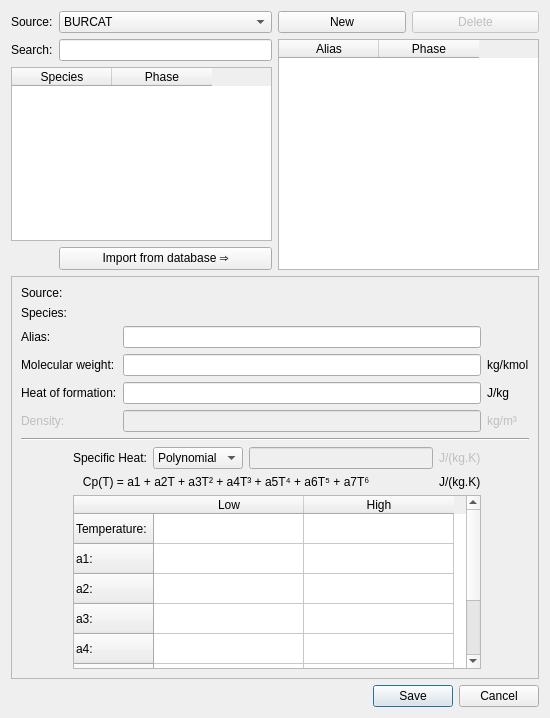
Qt form gui/uifiles/species_popup.ui (truongd8593/mfix) before a commit.
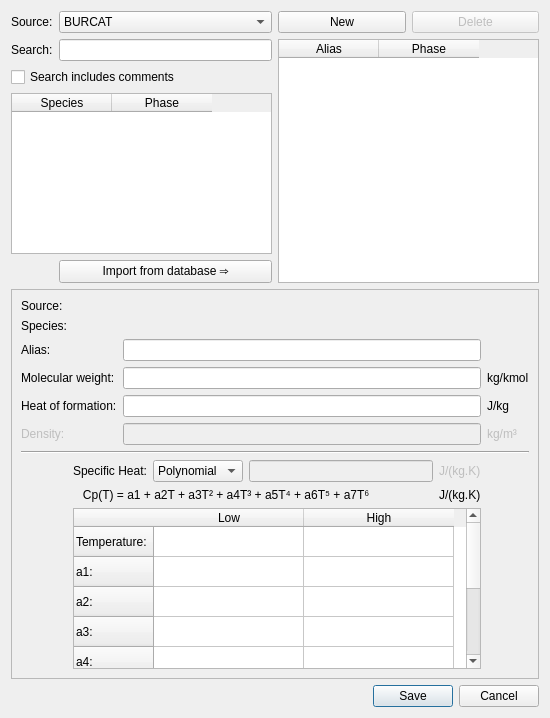
The same form after that commit.

Commit message: species_popup:  include option to search comments too

Patch:
```diff
--- a/gui/uifiles/species_popup.ui
+++ b/gui/uifiles/species_popup.ui
@@ -21,16 +21,7 @@
   </property>
   <layout class="QGridLayout" name="gridLayout_5">
    <item row="0" column="0">
-    <layout class="QHBoxLayout" name="horizontalLayout_2">
-     <item>
       <layout class="QGridLayout" name="gridLayout">
-       <item row="0" column="0">
-        <widget class="QLabel" name="label">
-         <property name="text">
-          <string>Source:</string>
-         </property>
-        </widget>
-       </item>
        <item row="0" column="1">
         <widget class="QComboBox" name="comboBox">
          <item>
@@ -40,6 +31,47 @@
          </item>
         </widget>
        </item>
+     <item row="3" column="0" colspan="2">
+      <widget class="QTableWidget" name="tablewidget_search">
+       <property name="selectionMode">
+        <enum>QAbstractItemView::SingleSelection</enum>
+       </property>
+       <property name="selectionBehavior">
+        <enum>QAbstractItemView::SelectRows</enum>
+       </property>
+       <attribute name="horizontalHeaderCascadingSectionResizes">
+        <bool>false</bool>
+       </attribute>
+       <attribute name="horizontalHeaderDefaultSectionSize">
+        <number>100</number>
+       </attribute>
+       <attribute name="horizontalHeaderHighlightSections">
+        <bool>false</bool>
+       </attribute>
+       <attribute name="horizontalHeaderMinimumSectionSize">
+        <number>0</number>
+       </attribute>
+       <attribute name="horizontalHeaderStretchLastSection">
+        <bool>false</bool>
+       </attribute>
+       <attribute name="verticalHeaderVisible">
+        <bool>false</bool>
+       </attribute>
+       <attribute name="verticalHeaderHighlightSections">
+        <bool>false</bool>
+       </attribute>
+       <column>
+        <property name="text">
+         <string>Species</string>
+        </property>
+       </column>
+       <column>
+        <property name="text">
+         <string>Phase</string>
+        </property>
+       </column>
+      </widget>
+     </item>
        <item row="1" column="0">
         <widget class="QLabel" name="label_search">
          <property name="text">
@@ -50,48 +82,14 @@
          </property>
         </widget>
        </item>
-       <item row="2" column="0" colspan="2">
-        <widget class="QTableWidget" name="tablewidget_search">
-         <property name="selectionMode">
-          <enum>QAbstractItemView::SingleSelection</enum>
-         </property>
-         <property name="selectionBehavior">
-          <enum>QAbstractItemView::SelectRows</enum>
-         </property>
-         <attribute name="horizontalHeaderCascadingSectionResizes">
-          <bool>false</bool>
-         </attribute>
-         <attribute name="horizontalHeaderDefaultSectionSize">
-          <number>100</number>
-         </attribute>
-         <attribute name="horizontalHeaderHighlightSections">
-          <bool>false</bool>
-         </attribute>
-         <attribute name="horizontalHeaderMinimumSectionSize">
-          <number>0</number>
-         </attribute>
-         <attribute name="horizontalHeaderStretchLastSection">
-          <bool>false</bool>
-         </attribute>
-         <attribute name="verticalHeaderVisible">
-          <bool>false</bool>
-         </attribute>
-         <attribute name="verticalHeaderHighlightSections">
-          <bool>false</bool>
-         </attribute>
-         <column>
+     <item row="0" column="0">
+      <widget class="QLabel" name="label">
           <property name="text">
-           <string>Species</string>
-          </property>
-         </column>
-         <column>
-          <property name="text">
-           <string>Phase</string>
-          </property>
-         </column>
-        </widget>
-       </item>
-       <item row="3" column="1">
+        <string>Source:</string>
+       </property>
+      </widget>
+     </item>
+     <item row="4" column="1">
         <widget class="QPushButton" name="pushbutton_import">
          <property name="text">
           <string>Import from database ⇒</string>
@@ -101,9 +99,16 @@
        <item row="1" column="1">
         <widget class="QLineEdit" name="lineedit_search"/>
        </item>
-      </layout>
-     </item>
-     <item>
+     <item row="2" column="0" colspan="2">
+      <widget class="QCheckBox" name="checkbox_include_comments">
+       <property name="text">
+        <string>Search includes comments</string>
+       </property>
+      </widget>
+     </item>
+    </layout>
+   </item>
+   <item row="0" column="1">
       <layout class="QGridLayout" name="gridLayout_2">
        <item row="0" column="0">
         <layout class="QHBoxLayout" name="horizontalLayout">
@@ -184,9 +189,7 @@
        </item>
       </layout>
      </item>
-    </layout>
-   </item>
-   <item row="1" column="0">
+   <item row="1" column="0" colspan="2">
     <widget class="QFrame" name="frame">
      <property name="frameShape">
       <enum>QFrame::StyledPanel</enum>
@@ -442,7 +445,7 @@
      </layout>
     </widget>
    </item>
-   <item row="2" column="0">
+   <item row="2" column="1">
     <widget class="QDialogButtonBox" name="buttonbox">
      <property name="orientation">
       <enum>Qt::Horizontal</enum>
```
Lines whose indentation alone changed are shown as unchanged. The commit also changes 1 other file.
